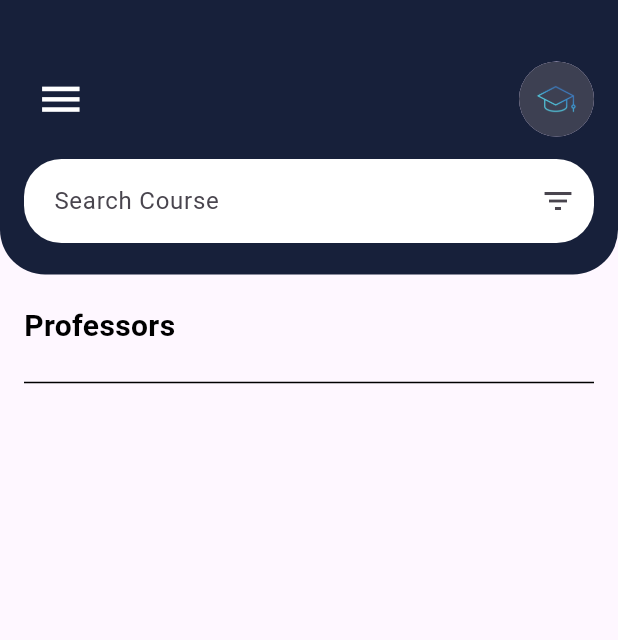
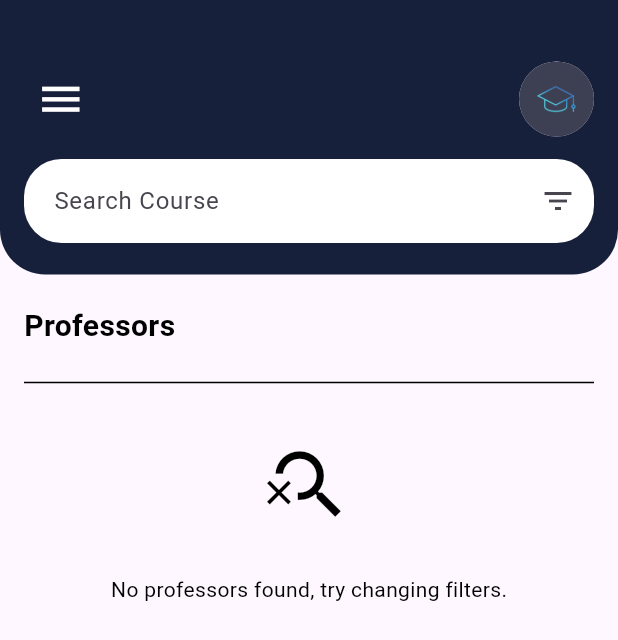
Before and after one commit to FindMyProfessors/findmyprofessors, a Flutter app: the Dashboard screen opened directly, on a phone screen of 412 x 824 dp. Shown: the top 640 px of the screen. Run offline on Flutter 3.47's test engine with Material 3 defaults, Android fonts, the phone set to English and light mode, and no system bars; our stand-ins replace data_table_2, fl_chart, flutter_native_splash, flutter_rating_bar, flutter_secure_storage, icons_plus; accounts and stored records are empty; network calls fail.

Commit message:
no professors dialog

```diff
--- a/mobile/app/lib/screens/dashboard.dart
+++ b/mobile/app/lib/screens/dashboard.dart
@@ -370,7 +370,22 @@ class _DashboardState extends State<Dashboard> {
 
             Divider(color: Colors.black, thickness: 1.0, indent: 16.0, endIndent: 16.0,),
 
-            _professors(), // Conditionally render _professors
+            if(professors.isNotEmpty)
+              _professors()
+            else
+              Column(
+                mainAxisAlignment: MainAxisAlignment.center,
+                children:
+                [
+                  SizedBox(height: 30.0),
+                  Icon( Icons.search_off_sharp, size: 60.0, color: Colors.black,),
+                  SizedBox(height: 30.0),
+                  Container(
+                    child: Text("No professors found, try changing filters.", style: TextStyle(color: Colors.black),),
+                  ),
+                ]
+              )
+
 
           ],
         ),
```
